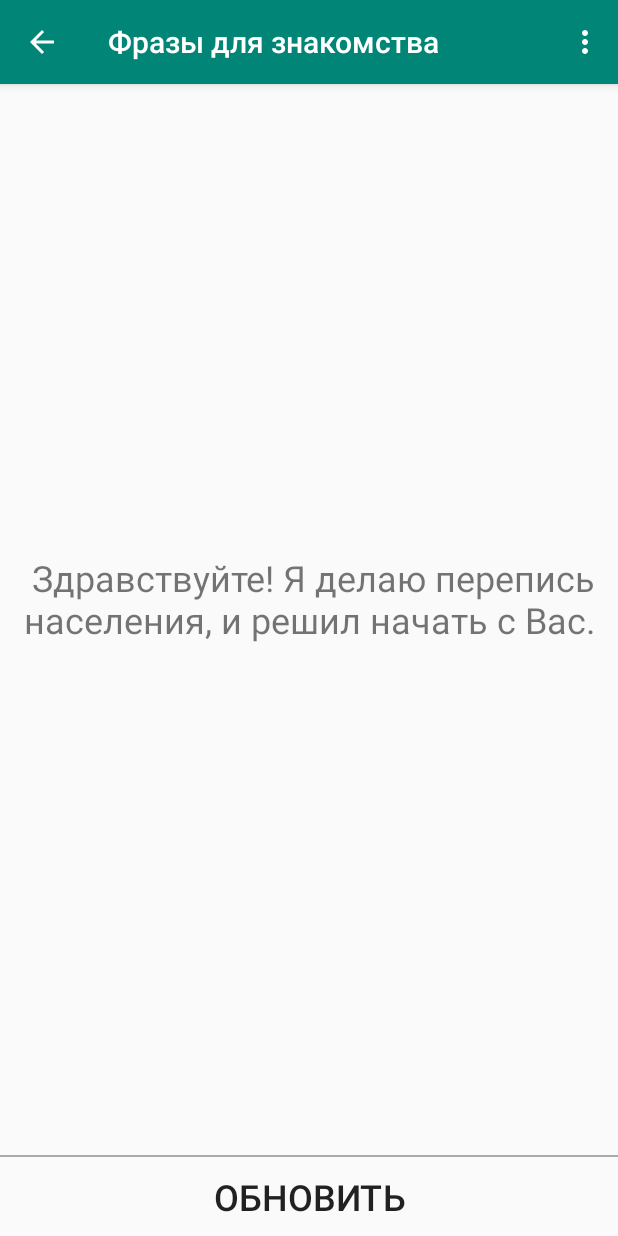
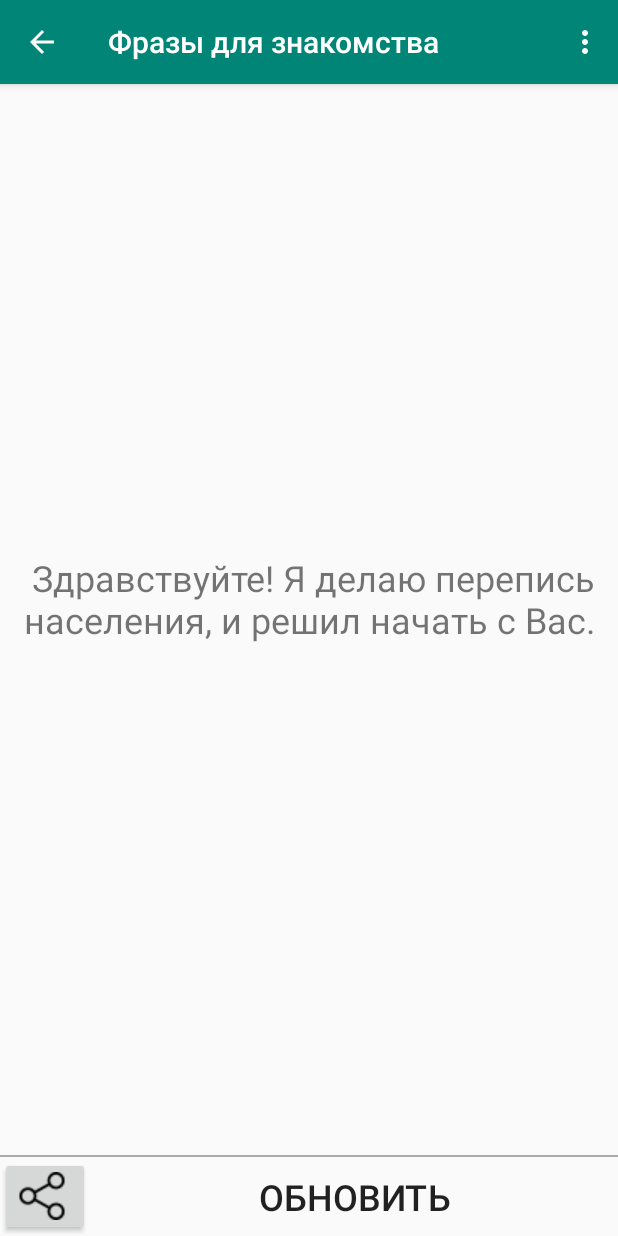
Before and after one commit to klon6494/PickupGuru, an Android app: the screen it shows after launch (AllGeneratorActivity), after a tap on "ФРАЗЫ ДЛЯ ЗНАКОМСТВА", on a phone screen of 412 x 824 dp. Run offline under Robolectric (Android 15) with nearby library versions, the phone set to English and light mode, and no system bars.

Commit message:
Добавлена кнопка "Пошарить" в окно генератора

```diff
--- a/app/src/main/java/com/example/pickupguru/AllGeneratorActivity.java
+++ b/app/src/main/java/com/example/pickupguru/AllGeneratorActivity.java
@@ -26,6 +26,18 @@ import java.util.Random;
 public class AllGeneratorActivity extends AppCompatActivity {
 
     String[] finalList;
+
+    public void onShare(View v)
+    {
+        Intent sendIntent = new Intent();
+        sendIntent.setAction(Intent.ACTION_SEND);
+        String text = ((TextView)findViewById(R.id.textView)).getText().toString();
+        sendIntent.putExtra(Intent.EXTRA_TEXT, text);
+        sendIntent.setType("text/plain");
+
+        Intent shareIntent = Intent.createChooser(sendIntent, null);
+        startActivity(shareIntent);
+    }
 
     public void generate(View v)
     {
--- a/app/src/main/res/layout/activity_generator.xml
+++ b/app/src/main/res/layout/activity_generator.xml
@@ -7,14 +7,15 @@
     tools:context=".AllGeneratorActivity">
 
     <LinearLayout
+        android:id="@+id/linearLayout2"
         android:layout_width="match_parent"
         android:layout_height="match_parent"
+        android:gravity="center"
+        android:orientation="vertical"
         app:layout_constraintBottom_toBottomOf="parent"
         app:layout_constraintEnd_toEndOf="parent"
         app:layout_constraintStart_toStartOf="parent"
-        app:layout_constraintTop_toTopOf="parent"
-        android:gravity="center"
-        android:orientation="vertical">
+        app:layout_constraintTop_toTopOf="parent">
 
         <ScrollView
             android:id="@+id/scrollView"
@@ -48,21 +49,41 @@
                     android:text="Тут будет текст"
                     android:textAlignment="center"
                     android:textSize="24sp" />
+
             </LinearLayout>
         </ScrollView>
+
         <View
             android:layout_width="match_parent"
             android:layout_height="1dp"
-            android:background="@android:color/darker_gray"/>
-        <Button
-            android:id="@+id/generateButton"
-            style="@style/Widget.AppCompat.Button.Borderless"
+            android:background="@android:color/darker_gray" />
+
+        <LinearLayout
             android:layout_width="match_parent"
             android:layout_height="wrap_content"
             android:layout_weight="0"
-            android:onClick="generate"
-            android:text="Обновить"
-            android:textSize="24sp" />
+            android:orientation="horizontal">
+
+            <Button
+                android:id="@+id/shareButton"
+                android:layout_width="60dp"
+                android:layout_height="match_parent"
+                android:layout_weight="0"
+                android:drawableStart="@drawable/share"
+                android:onClick="onShare"
+                android:textSize="8sp" />
+
+            <Button
+                android:id="@+id/generateButton"
+                style="@style/Widget.AppCompat.Button.Borderless"
+                android:layout_width="match_parent"
+                android:layout_height="wrap_content"
+                android:layout_weight="1"
+                android:onClick="generate"
+                android:text="Обновить"
+                android:textSize="24sp" />
+        </LinearLayout>
+
     </LinearLayout>
 
 </androidx.constraintlayout.widget.ConstraintLayout>
```
Also changed, not shown: app/src/main/res/drawable-v24/share.png (added).
